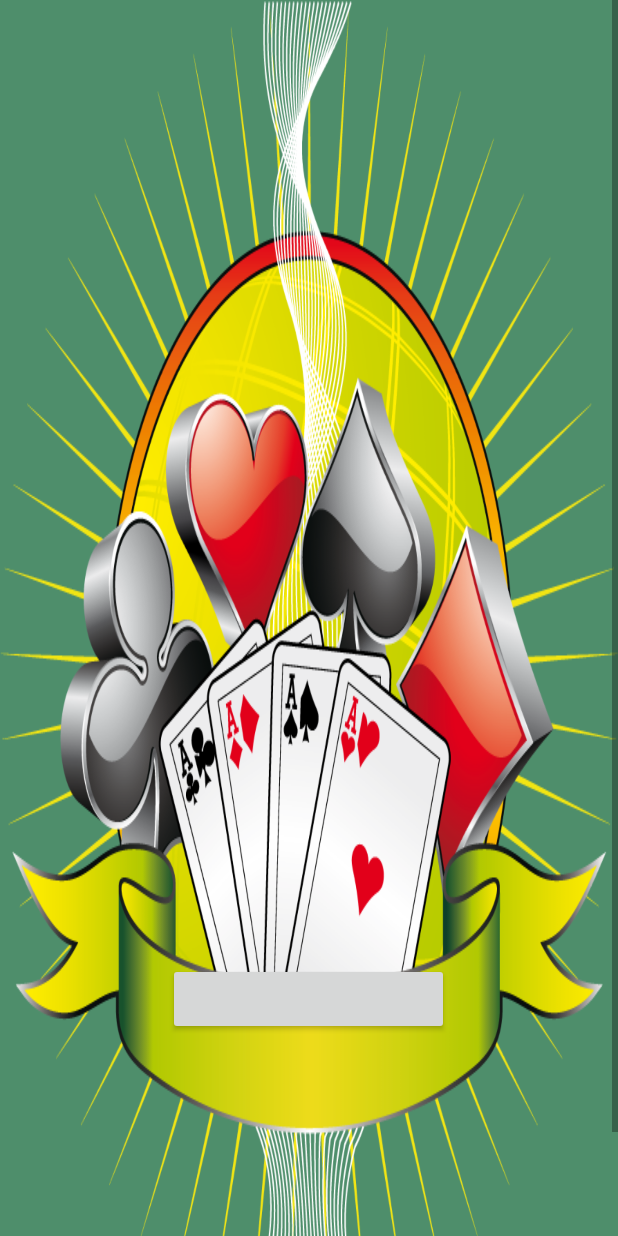
After one commit to MJJR/jeuxDeCarte, an Android app: the layout activity_jeu.xml on its own in the app's theme, with its tools: preview values and no code run, on a phone screen of 412 x 824 dp. The commit adds this screen. Run offline under Robolectric (Android 15) with nearby library versions, the phone set to English and light mode, and no system bars.

```diff
--- a/app/src/main/java/com/example/sami/myapplication/Authentification.java
+++ b/app/src/main/java/com/example/sami/myapplication/Authentification.java
@@ -12,7 +12,7 @@ import android.widget.EditText;
  */
 public class Authentification extends Activity {
 
-    private Button login;
+  /*private Button login;
     private EditText textlogin;
     private EditText textpass;
     protected void onCreate(Bundle savedInstanceState) {
@@ -38,7 +38,7 @@ public class Authentification extends Activity {
                                  }
 
         );
-    }
+    }*/
 
 
 
--- /dev/null
+++ b/app/src/main/res/layout/activity_jeu.xml
@@ -0,0 +1,36 @@
+<?xml version="1.0" encoding="utf-8"?>
+<ScrollView xmlns:android="http://schemas.android.com/apk/res/android"
+    android:layout_width="fill_parent"
+    android:layout_height="fill_parent"
+    android:fitsSystemWindows="true"
+    android:background="@color/colorPrimaryDark">
+    <LinearLayout
+        android:orientation="vertical"
+        android:layout_width="match_parent"
+        android:layout_height="wrap_content"
+        android:background="@drawable/logocarte"
+        >
+
+
+
+
+        <LinearLayout
+            android:orientation="vertical"
+            android:layout_width="match_parent"
+            android:layout_height="642dp"
+            android:paddingTop="56dp"
+            android:paddingLeft="24dp"
+            android:paddingRight="24dp"
+            android:weightSum="1"
+            >
+
+
+        </LinearLayout>
+
+
+        <Button
+            android:layout_width="187dp"
+            android:layout_height="wrap_content"
+            android:layout_gravity="bottom|center" />
+    </LinearLayout>
+</ScrollView>
--- a/app/src/main/res/layout/activity_main.xml
+++ b/app/src/main/res/layout/activity_main.xml
@@ -7,7 +7,7 @@
     android:paddingRight="@dimen/activity_horizontal_margin"
     android:paddingTop="@dimen/activity_vertical_margin"
     android:paddingBottom="@dimen/activity_vertical_margin"
-    android:background="@drawable/logo"
+    android:background="@drawable/vert"
     tools:context=".MainActivity">
 
 
```
Also changed, not shown: app/build.gradle (added, +27 -0 lines), app/src/main/java/com/example/sami/myapplication/DBUserAdapter.java (added, +99 -0 lines), app/src/main/java/com/example/sami/myapplication/LoginActivity.java (added, +53 -0 lines), app/src/main/res/drawable/background.jpg (added), app/src/main/res/drawable/vert.jpg (added), 3 other files.
